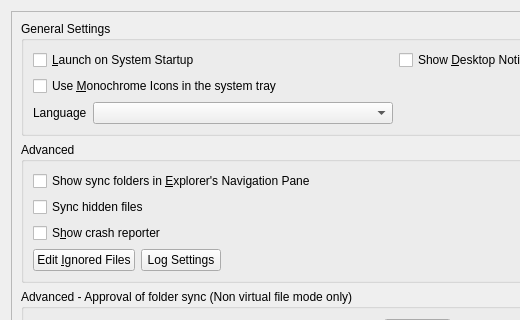
This is src/gui/generalsettings.ui in GrossLukas/client as Qt 5 draws it before an edit; both pictures show x 0 to 520 and y 0 to 320 of the 791 by 686 pixel window. The edited form follows.
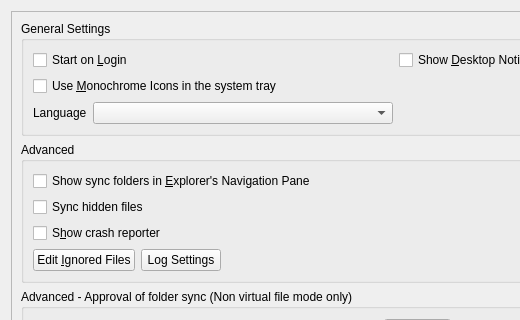
This is the edited form. Custom widgets are drawn as their Qt base class.

Commit message:
Change "Start on System Startup" to "Start on Login"
Because, well, the client isn't started on startup, but only when
logging in.

Diff of the .ui file:
```diff
--- a/src/gui/generalsettings.ui
+++ b/src/gui/generalsettings.ui
@@ -52,7 +52,7 @@
           <item row="0" column="0">
            <widget class="QCheckBox" name="autostartCheckBox">
             <property name="text">
-             <string>&amp;Launch on System Startup</string>
+             <string>Start on &amp;Login</string>
             </property>
            </widget>
           </item>
```
